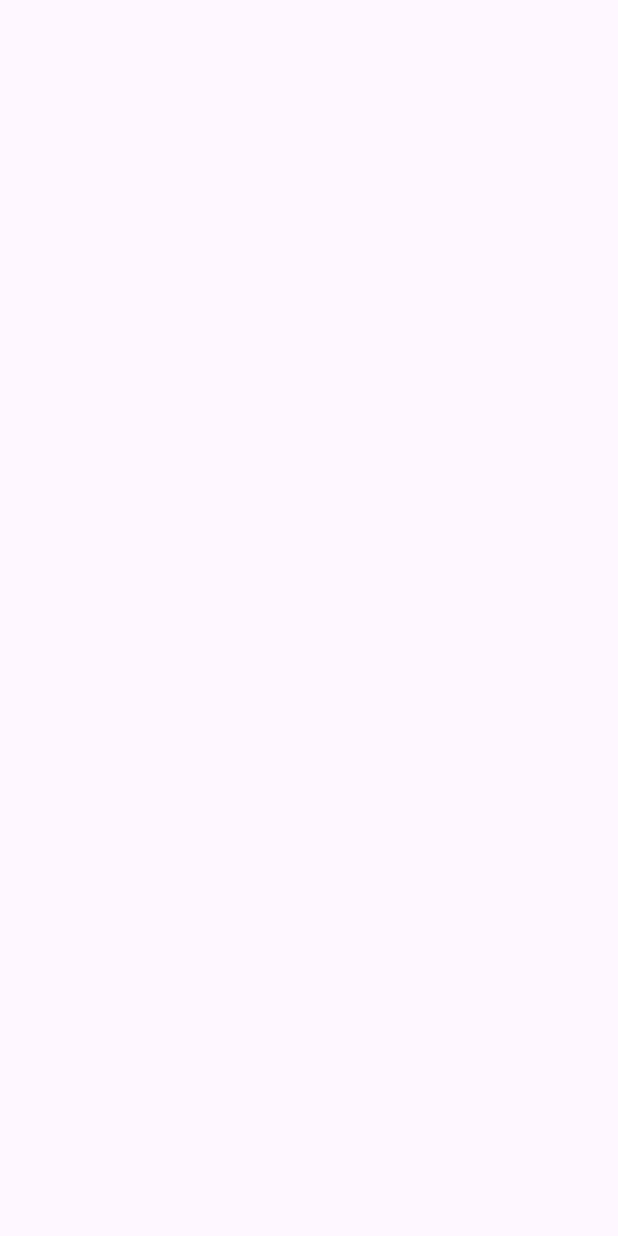
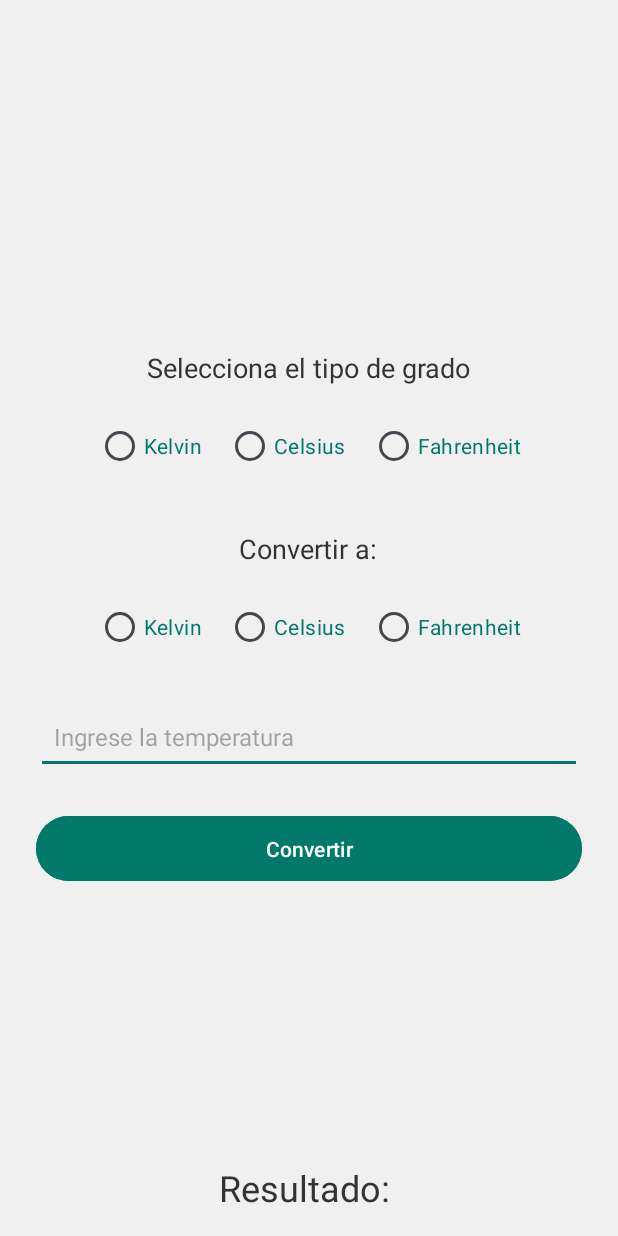
Before and after one commit to CharlyMx32/Caluladora_Grados, an Android app: the screen it shows after launch (MainActivity), on a phone screen of 412 x 824 dp. Before the commit the screen is empty. Run offline under Robolectric (Android 15) with nearby library versions, the phone set to English and light mode, and no system bars.

```diff
--- a/app/src/main/res/layout/activity_main.xml
+++ b/app/src/main/res/layout/activity_main.xml
@@ -5,96 +5,147 @@
     android:id="@+id/main"
     android:layout_width="match_parent"
     android:layout_height="match_parent"
+    android:background="#f0f0f0"
     tools:context=".MainActivity">
 
     <LinearLayout
+        android:id="@+id/linearLayout"
         android:layout_width="match_parent"
         android:layout_height="wrap_content"
+        android:gravity="center"
         android:orientation="vertical"
-        android:gravity="center"
-        android:padding="16dp"
+        android:padding="24dp"
         app:layout_constraintBottom_toBottomOf="parent"
         app:layout_constraintEnd_toEndOf="parent"
         app:layout_constraintStart_toStartOf="parent"
         app:layout_constraintTop_toTopOf="parent">
 
+
         <TextView
             android:layout_width="wrap_content"
             android:layout_height="wrap_content"
-            android:text="Que tipo de grado es"/>
+            android:text="Selecciona el tipo de grado"
+            android:textSize="18sp"
+            android:textColor="#333"
+            android:layout_marginBottom="8dp" />
 
         <RadioGroup
             android:id="@+id/radio_group1"
             android:layout_width="wrap_content"
             android:layout_height="wrap_content"
-            android:orientation="horizontal"
-            android:layout_marginTop="16dp"
-            app:layout_constraintStart_toStartOf="parent"
-            app:layout_constraintEnd_toEndOf="parent">
+            android:layout_marginTop="8dp"
+            android:orientation="horizontal">
 
             <RadioButton
                 android:id="@+id/radio_kelvin1"
                 android:layout_width="wrap_content"
                 android:layout_height="wrap_content"
-                android:text="Kelvin" />
+                android:text="Kelvin"
+                android:textColor="#00796B" />
 
             <RadioButton
                 android:id="@+id/radio_celsius1"
                 android:layout_width="wrap_content"
                 android:layout_height="wrap_content"
-                android:text="Celsius" />
+                android:text="Celsius"
+                android:textColor="#00796B"
+                android:layout_marginStart="16dp" />
 
             <RadioButton
                 android:id="@+id/radio_fahrenheit1"
                 android:layout_width="wrap_content"
                 android:layout_height="wrap_content"
-                android:text="Fahrenheit" />
+                android:text="Fahrenheit"
+                android:textColor="#00796B"
+                android:layout_marginStart="16dp" />
         </RadioGroup>
 
 
         <TextView
             android:layout_width="wrap_content"
             android:layout_height="wrap_content"
-            android:paddingTop="50dp"
-            android:text="Que grados quieres convertir"/>
+            android:text="Convertir a:"
+            android:textSize="18sp"
+            android:textColor="#333"
+            android:paddingTop="32dp"
+            android:layout_marginBottom="8dp" />
 
         <RadioGroup
-            android:id="@+id/radio_group"
+            android:id="@+id/radio_group2"
             android:layout_width="wrap_content"
             android:layout_height="wrap_content"
-            android:orientation="horizontal"
-            android:layout_marginTop="16dp"
-            app:layout_constraintStart_toStartOf="parent"
-            app:layout_constraintEnd_toEndOf="parent">
+            android:layout_marginTop="8dp"
+            android:orientation="horizontal">
 
             <RadioButton
                 android:id="@+id/radio_kelvin"
                 android:layout_width="wrap_content"
                 android:layout_height="wrap_content"
-                android:text="Kelvin" />
+                android:text="Kelvin"
+                android:textColor="#00796B" />
 
             <RadioButton
                 android:id="@+id/radio_celsius"
                 android:layout_width="wrap_content"
                 android:layout_height="wrap_content"
-                android:text="Celsius" />
+                android:text="Celsius"
+                android:textColor="#00796B"
+                android:layout_marginStart="16dp" />
 
             <RadioButton
                 android:id="@+id/radio_fahrenheit"
                 android:layout_width="wrap_content"
                 android:layout_height="wrap_content"
-                android:text="Fahrenheit" />
+                android:text="Fahrenheit"
+                android:textColor="#00796B"
+                android:layout_marginStart="16dp" />
         </RadioGroup>
+
 
         <EditText
             android:id="@+id/input_text"
+            android:layout_width="match_parent"
+            android:layout_height="50dp"
+            android:layout_marginTop="24dp"
+            android:hint="Ingrese la temperatura"
+            android:padding="12dp"
+            android:backgroundTint="#00796B"
+            android:inputType="numberDecimal"
+            android:textColor="#333"
+            android:textSize="16sp" />
+
+
+        <Button
+            android:id="@+id/convert_button"
+            android:layout_width="match_parent"
+            android:layout_height="wrap_content"
+            android:layout_marginTop="24dp"
+            android:text="Convertir"
+            android:textColor="#fff"
+            android:backgroundTint="#00796B"
+            android:padding="12dp" />
+
+    </LinearLayout>
+
+
+    <LinearLayout
+        android:layout_width="wrap_content"
+        android:layout_height="wrap_content"
+        android:gravity="center"
+        android:orientation="horizontal"
+        android:padding="16dp"
+        app:layout_constraintBottom_toBottomOf="parent"
+        app:layout_constraintEnd_toEndOf="parent"
+        app:layout_constraintStart_toStartOf="parent">
+
+        <TextView
+            android:id="@+id/result_text"
             android:layout_width="wrap_content"
-            android:layout_height="50dp"
-            android:hint="Ingrese la temperatura a convertir"
-            android:layout_marginTop="16dp"
-            app:layout_constraintTop_toBottomOf="@id/radio_group"
-            app:layout_constraintStart_toStartOf="parent"
-            app:layout_constraintEnd_toEndOf="parent" />
+            android:layout_height="wrap_content"
+            android:text="Resultado: "
+            android:textSize="24sp"
+            android:textColor="#333"
+            android:layout_gravity="center" />
     </LinearLayout>
 
 </androidx.constraintlayout.widget.ConstraintLayout>
```
Also changed, not shown: app/src/main/java/com/example/caluladoragrados/Celsius.java (+17 -11 lines), app/src/main/java/com/example/caluladoragrados/Fahrenheint.java (deleted, +0 -18 lines), app/src/main/java/com/example/caluladoragrados/Fahrenheit.java (added, +23 -0 lines), app/src/main/java/com/example/caluladoragrados/Grados.java (+13 -8 lines), app/src/main/java/com/example/caluladoragrados/Kelvin.java (+14 -7 lines), app/src/main/java/com/example/caluladoragrados/MainActivity.java (+112 -5 lines).
